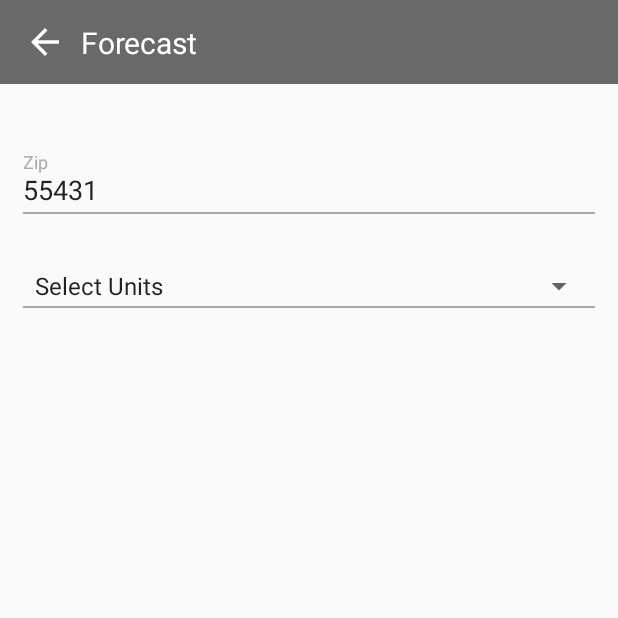
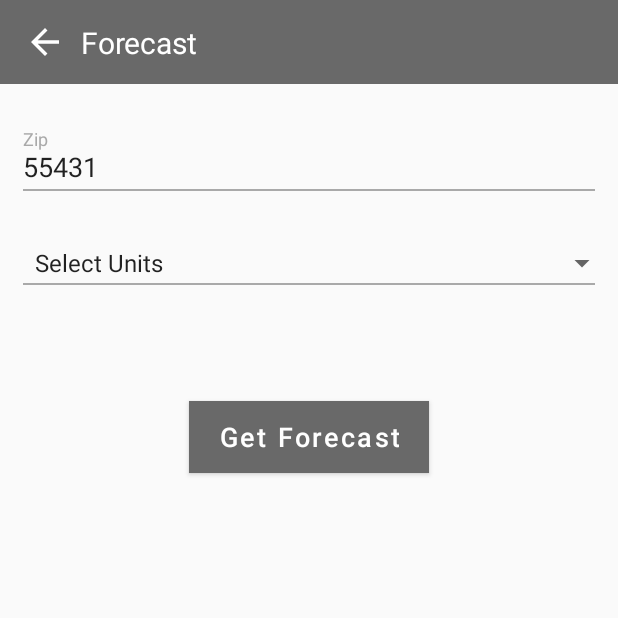
Before and after one commit to PascalCoder/forecast, an Android app: the DetailsActivity screen opened directly, with no data from a screen before it, on a phone screen of 412 x 824 dp, the top half of it. Run offline under Robolectric (Android 15) with nearby library versions, the phone set to English and light mode, and no system bars.

Commit message:
added button to the details page

```diff
--- a/app/src/main/java/com/thepascal/forecast/view/DetailsActivity.kt
+++ b/app/src/main/java/com/thepascal/forecast/view/DetailsActivity.kt
@@ -8,7 +8,6 @@ import android.util.Log
 import android.view.View
 import android.widget.AdapterView
 import android.widget.ArrayAdapter
-import android.widget.Toast
 import com.thepascal.forecast.Constants.DEFAULT_SYSTEM
 import com.thepascal.forecast.Constants.METRIC_SYSTEM
 import com.thepascal.forecast.Constants.UNITS_REPLY
@@ -48,17 +47,19 @@ class DetailsActivity : AppCompatActivity() {
                 } else {
                     DEFAULT_SYSTEM
                 }
-                //zipCode = detailsZipCode.editText?.text.toString()
             }
 
             override fun onNothingSelected(parent: AdapterView<*>?) {
                 system = DEFAULT_SYSTEM
-                //zipCode = detailsZipCode.editText?.text.toString()
             }
         })
 
         detailsBackArrow.setOnClickListener {
-            Toast.makeText(applicationContext, "Unit: $unit \n System: $system \n ZipCode: $zipCode", Toast.LENGTH_LONG).show()
+            //Toast.makeText(applicationContext, "Unit: $unit \n System: $system \n ZipCode: $zipCode", Toast.LENGTH_LONG).show()
+            onBackPressed()
+        }
+
+        detailsSubmitButton.setOnClickListener {
             onBackPressed()
         }
     }
--- a/app/src/main/res/layout/activity_details.xml
+++ b/app/src/main/res/layout/activity_details.xml
@@ -44,22 +44,17 @@
 
     </androidx.appcompat.widget.Toolbar>
 
-    <androidx.constraintlayout.widget.ConstraintLayout
-        android:layout_width="match_parent"
-        android:layout_height="wrap_content"
-        android:layout_below="@+id/detailsToolbar"
-        android:padding="15dp"
-        app:layout_constraintTop_toBottomOf="@id/detailsToolbar">
-
     <com.google.android.material.textfield.TextInputLayout
         android:id="@+id/detailsZipCode"
         android:layout_width="match_parent"
         android:layout_height="wrap_content"
         android:layout_marginTop="30dp"
+        android:paddingStart="15dp"
+        android:paddingEnd="15dp"
         android:hint="@string/zip_code_text"
+        android:textColor="@color/colorDarkGrey"
         app:hintTextColor="@color/colorDarkGrey"
-            android:textColor="@color/colorDarkGrey"
-            app:layout_constraintTop_toTopOf="parent">
+        app:layout_constraintTop_toBottomOf="@id/detailsToolbar">
 
         <com.google.android.material.textfield.TextInputEditText
             android:layout_width="match_parent"
@@ -77,15 +72,17 @@
         android:layout_height="1dp"
         android:background="@color/colorDarkGrey"
         android:layout_marginTop="40dp"
+        android:layout_marginStart="15dp"
+        android:layout_marginEnd="15dp"
         app:layout_constraintTop_toTopOf="@id/detailsZipCode"/>
 
     <Spinner
         android:id="@+id/detailsSpinner"
         android:layout_width="match_parent"
         android:layout_height="wrap_content"
-            android:paddingStart="0dp"
-            android:paddingEnd="4dp"
         android:layout_marginTop="40dp"
+        android:paddingStart="15dp"
+        android:paddingEnd="15dp"
         app:layout_constraintTop_toBottomOf="@id/detailsZipCode"/>
 
     <View
@@ -95,8 +92,24 @@
         android:background="@color/colorDarkGrey"
         android:layout_below="@+id/detailsSpinner"
         android:layout_marginTop="25dp"
+        android:layout_marginStart="15dp"
+        android:layout_marginEnd="15dp"
         app:layout_constraintTop_toTopOf="@id/detailsSpinner"/>
 
-    </androidx.constraintlayout.widget.ConstraintLayout>
+    <Button
+        style="@style/Widget.Forecast.Button"
+        android:id="@+id/detailsSubmitButton"
+        android:layout_width="wrap_content"
+        android:layout_height="wrap_content"
+        android:layout_marginTop="80dp"
+        android:paddingStart="20dp"
+        android:paddingEnd="20dp"
+        android:text="@string/get_forecast"
+        android:textAllCaps="false"
+        android:background="@color/colorPrimaryDark"
+        android:textColor="@color/colorWhite"
+        app:layout_constraintTop_toBottomOf="@id/detailsSpinner"
+        app:layout_constraintStart_toStartOf="parent"
+        app:layout_constraintEnd_toEndOf="parent"/>
 
 </androidx.constraintlayout.widget.ConstraintLayout>
--- a/app/src/main/res/values/strings.xml
+++ b/app/src/main/res/values/strings.xml
@@ -13,4 +13,5 @@
         No data found for the provided zip code.
         Please click on the settings button and try another zip code.
     </string>
+    <string name="get_forecast">Get Forecast</string>
 </resources>
--- a/app/src/main/res/values/styles.xml
+++ b/app/src/main/res/values/styles.xml
@@ -8,4 +8,14 @@
         <item name="colorAccent">@color/colorAccent</item>
     </style>
 
+    <style name="Widget.Forecast.Button" parent="Widget.MaterialComponents.Button">
+        <item name="android:textColor">@color/colorWhite</item> <!-- ?android:attr/textColorPrimary -->
+        <item name="android:background">@color/colorPrimaryDark</item>
+        <item name="backgroundTint">?attr/colorPrimaryDark</item>
+        <item name="android:textSize">18sp</item>
+        <!--<item name="android:stateListAnimator" tools:ignore="NewApi">
+            @animator/shr_next_button_state_list_anim
+        </item>-->
+    </style>
+
 </resources>
```
Lines whose indentation alone changed are shown as unchanged.
